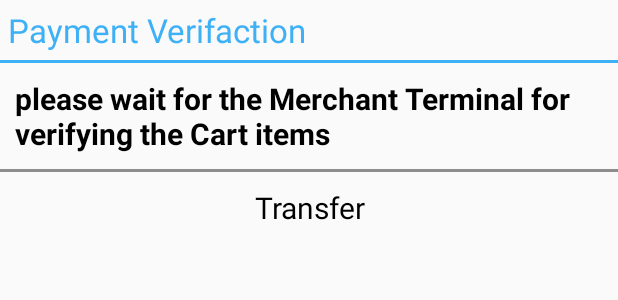
After one commit to yoisef/BarCodeTaskfinal, an Android app: the layout payayout.xml on its own in the app's theme, with its tools: preview values and no code run, on a phone screen of 412 x 824 dp. The commit adds this screen. Shown: the top 300 px of the screen. Run offline under Robolectric (Android 15) with nearby library versions, the phone set to English and light mode, and no system bars.

Commit message:
fix bugs $ add pay alert

```diff
--- a/app/build.gradle
+++ b/app/build.gradle
@@ -37,7 +37,7 @@ dependencies {
     implementation 'com.squareup.okhttp3:logging-interceptor:3.5.0'
     implementation 'com.squareup.retrofit2:retrofit:2.4.0'
     implementation 'com.github.bumptech.glide:glide:4.8.0'
-    implementation 'com.google.zxing:core:3.2.1'
+    implementation 'com.agilie:swipe2delete:1.0'
     implementation 'com.google.android.gms:play-services:11.8.0'
     implementation 'com.android.support.constraint:constraint-layout:1.1.3'
     implementation 'com.google.firebase:firebase-database:11.8.0'
--- a/app/src/main/java/automaticcallrecorder/phonerecorder/barcodeexample/Camera_activity.java
+++ b/app/src/main/java/automaticcallrecorder/phonerecorder/barcodeexample/Camera_activity.java
@@ -77,7 +77,7 @@ public class Camera_activity extends AppCompatActivity {
         cancel.setOnClickListener(new View.OnClickListener() {
             @Override
             public void onClick(View v) {
-                startActivity(new Intent(Camera_activity.this, MainActivity.class));
+              finish();
             }
         });
 
--- a/app/src/main/res/layout/activity_main.xml
+++ b/app/src/main/res/layout/activity_main.xml
@@ -40,6 +40,7 @@
         <LinearLayout
             android:layout_width="wrap_content"
             android:layout_gravity="center"
+            android:id="@+id/paylayout"
             android:layout_centerVertical="true"
             android:layout_marginLeft="5dp"
 
@@ -56,6 +57,7 @@
             <TextView
                 android:layout_width="wrap_content"
                 android:text="Pay"
+                android:id="@+id/paybut"
                 android:layout_marginRight="10dp"
                 android:layout_marginLeft="30dp"
                 android:textStyle="bold"
@@ -69,7 +71,8 @@
             android:layout_width="60dp"
             android:layout_alignParentRight="true"
             android:layout_centerVertical="true"
-            android:text="15$"
+            android:text="15"
+            android:id="@+id/totalprice"
             android:gravity="center"
             android:textStyle="bold"
             android:textColor="@color/white"
--- a/app/src/main/res/layout/layoutenterbar.xml
+++ b/app/src/main/res/layout/layoutenterbar.xml
@@ -7,7 +7,7 @@
     <TextView
         android:layout_width="match_parent"
         android:text="Enter Barcode "
-        android:textSize="20sp"
+        android:textSize="@dimen/titlealertdialog"
         android:textColor="@color/blue"
         android:layout_margin="3dp"
         android:textStyle="bold"
--- /dev/null
+++ b/app/src/main/res/layout/payayout.xml
@@ -0,0 +1,39 @@
+<?xml version="1.0" encoding="utf-8"?>
+<LinearLayout
+    xmlns:android="http://schemas.android.com/apk/res/android"
+    android:orientation="vertical" android:layout_width="match_parent"
+    android:layout_height="wrap_content">
+    <TextView
+        android:layout_width="wrap_content"
+        android:text="Payment Verifaction"
+        android:textSize="@dimen/titlealertdialog"
+        android:textColor="@color/blue"
+        android:layout_margin="5dp"
+        android:layout_height="wrap_content" />
+    <View
+        android:layout_width="match_parent"
+        android:layout_height="2dp"
+        android:background="@color/blue"/>
+    <TextView
+        android:layout_width="match_parent"
+        android:textSize="20sp"
+        android:padding="10dp"
+        android:text="@string/alertpay"
+        android:textColor="@color/black"
+        android:textStyle="bold"
+        android:layout_height="wrap_content" />
+    <View
+        android:layout_width="match_parent"
+        android:layout_height="2dp"
+        android:background="@color/gray"/>
+    <TextView
+        android:layout_width="match_parent"
+        android:textSize="20sp"
+        android:padding="10dp"
+        android:id="@+id/transfer"
+        android:text="Transfer"
+        android:gravity="center"
+        android:textColor="@color/black"
+        android:layout_height="wrap_content" />
+
+</LinearLayout>
--- a/app/src/main/res/layout/rowrecycle.xml
+++ b/app/src/main/res/layout/rowrecycle.xml
@@ -100,7 +100,7 @@
             android:layout_centerVertical="true"
             android:textColor="@color/black"
             android:textSize="20sp"
-            android:text="2$"
+            android:text="2"
             android:layout_alignParentRight="true"
             android:layout_marginRight="50dp"
             android:layout_height="wrap_content" />
--- /dev/null
+++ b/app/src/main/res/values/dimen.xml
@@ -0,0 +1,6 @@
+<?xml version="1.0" encoding="utf-8"?>
+<resources>
+    <dimen name="small">15sp</dimen>
+    <dimen name="small1">18sp</dimen>
+    <dimen name="titlealertdialog">22sp</dimen>
+</resources>
--- a/app/src/main/res/values/strings.xml
+++ b/app/src/main/res/values/strings.xml
@@ -6,4 +6,5 @@
         75mg caffeine/20mg theanine per 8 fl. oz. serving</string>
     <string name="name">Lipton</string>
     <string name="number">869896587</string>
+    <string name="alertpay">please wait for the Merchant Terminal for verifying the Cart items</string>
 </resources>
```
Also changed, not shown: app/src/main/java/automaticcallrecorder/phonerecorder/barcodeexample/MainActivity.java (+36 -4 lines), app/src/main/java/automaticcallrecorder/phonerecorder/barcodeexample/Recycleadapter.java (+22 -0 lines).
